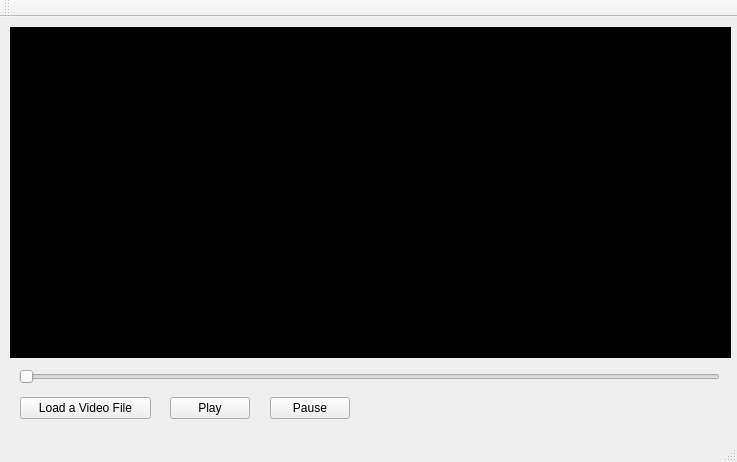
Before: the Qt Designer form mainwindow.ui in jshashwat/MediaPlayer, drawn with Qt 5.
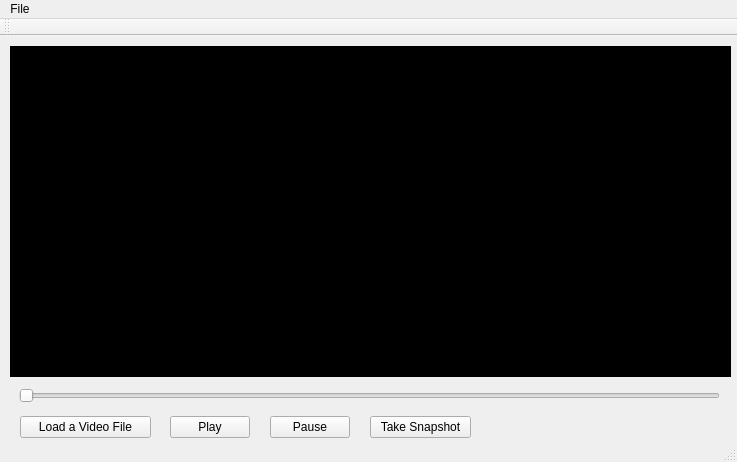
After: the same form once the commit is applied.

Commit message: Menu Bar, Snapshot

Patch:
```diff
--- a/mainwindow.ui
+++ b/mainwindow.ui
@@ -94,11 +94,36 @@
       <height>20</height>
      </rect>
     </property>
+    <property name="autoFillBackground">
+     <bool>true</bool>
+    </property>
     <property name="text">
      <string/>
     </property>
    </widget>
+   <widget class="QPushButton" name="pushButton">
+    <property name="geometry">
+     <rect>
+      <x>370</x>
+      <y>380</y>
+      <width>101</width>
+      <height>22</height>
+     </rect>
+    </property>
+    <property name="text">
+     <string>Take Snapshot</string>
+    </property>
+   </widget>
   </widget>
+  <widget class="QToolBar" name="mainToolBar">
+   <attribute name="toolBarArea">
+    <enum>TopToolBarArea</enum>
+   </attribute>
+   <attribute name="toolBarBreak">
+    <bool>false</bool>
+   </attribute>
+  </widget>
+  <widget class="QStatusBar" name="statusBar"/>
   <widget class="QMenuBar" name="menuBar">
    <property name="geometry">
     <rect>
@@ -108,16 +133,19 @@
      <height>19</height>
     </rect>
    </property>
+   <widget class="QMenu" name="menuFile">
+    <property name="title">
+     <string>File</string>
+    </property>
+    <addaction name="actionOpen"/>
+   </widget>
+   <addaction name="menuFile"/>
   </widget>
-  <widget class="QToolBar" name="mainToolBar">
-   <attribute name="toolBarArea">
-    <enum>TopToolBarArea</enum>
-   </attribute>
-   <attribute name="toolBarBreak">
-    <bool>false</bool>
-   </attribute>
-  </widget>
-  <widget class="QStatusBar" name="statusBar"/>
+  <action name="actionOpen">
+   <property name="text">
+    <string>Open</string>
+   </property>
+  </action>
  </widget>
  <layoutdefault spacing="6" margin="11"/>
  <resources/>
```
The commit also changes 3 other files.
